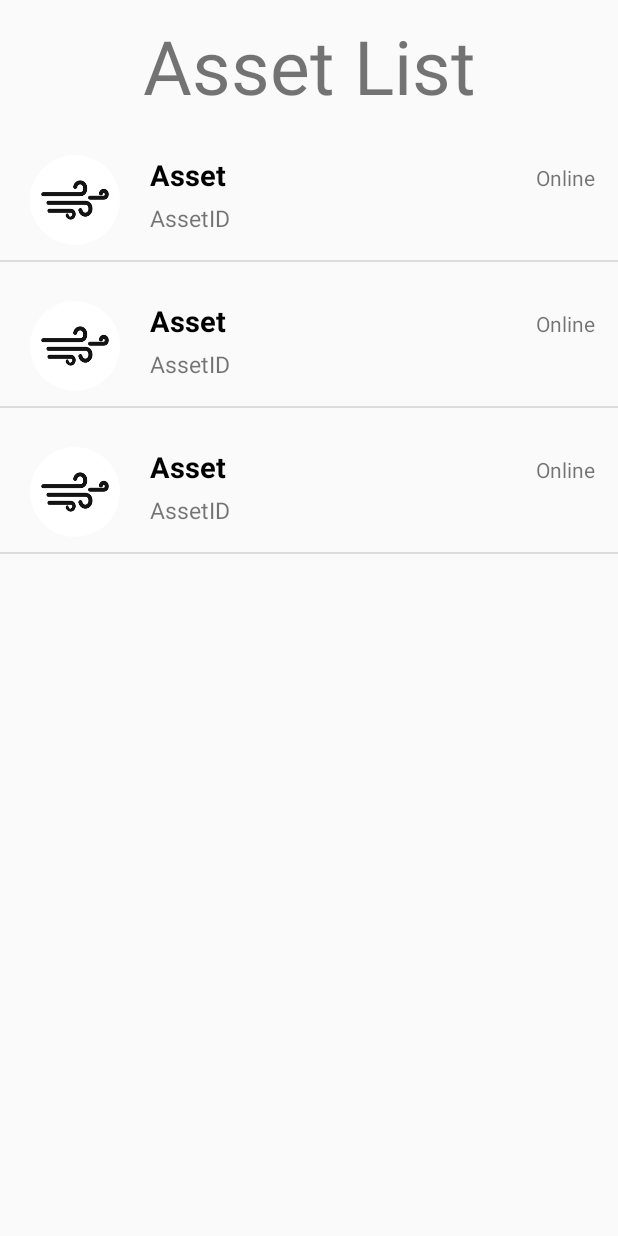
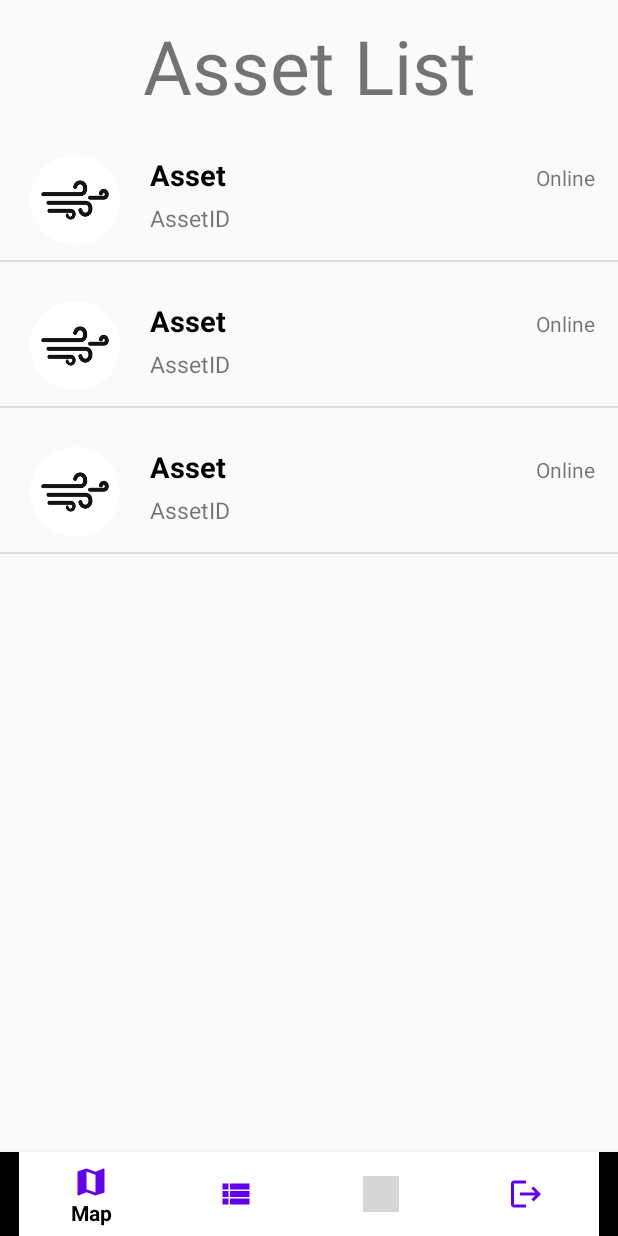
Before and after one commit to nguyenletrongnhanofficial/IoTRemote, an Android app: the LvActivity screen opened directly, with no data from a screen before it, on a phone screen of 412 x 824 dp. Run offline under Robolectric (Android 15) with nearby library versions, the phone set to English and light mode, and no system bars; our stand-ins replace CircleImageView; Roboto replaces fonts that are not available here; 7 statements that could not run were skipped; grey boxes are pictures that could not be loaded.

Commit message:
navigation bottom bar - NLTN

```diff
--- a/app/src/main/res/layout/activity_listview.xml
+++ b/app/src/main/res/layout/activity_listview.xml
@@ -26,6 +26,17 @@
         app:layout_constraintBottom_toBottomOf="parent"
         app:layout_constraintTop_toBottomOf="@+id/tv_asset_list"
         />
+    <com.google.android.material.bottomnavigation.BottomNavigationView
+        android:id="@+id/bottomNavigationView"
+        android:layout_width="match_parent"
+        android:layout_height="wrap_content"
+        app:itemTextColor="@color/black"
+        app:layout_constraintBottom_toBottomOf="parent"
+        app:layout_constraintEnd_toEndOf="parent"
+        app:layout_constraintStart_toStartOf="parent"
+        app:itemBackground="@color/white"
+        app:itemIconTint="@color/purple_500"
+        app:menu="@menu/menubottom"/>
 
 
 
```
Also changed, not shown: app/src/main/java/com/example/iotremote/MainActivity.java (+30 -0 lines), app/src/main/java/com/example/iotremote/chart_database/chart/LineChartActivity.java (+34 -0 lines), app/src/main/java/com/example/iotremote/listview_asset/LvActivity.java (+32 -0 lines), app/src/main/res/layout/activity_linechart.xml (+12 -0 lines).
